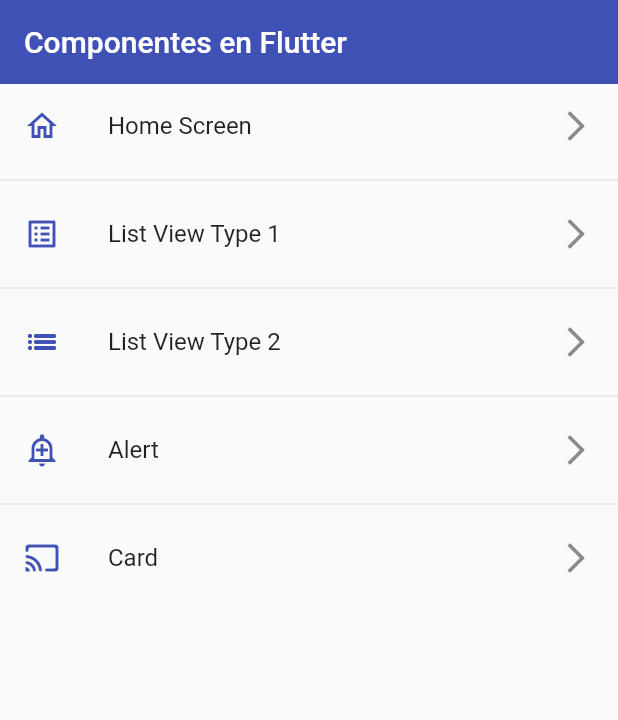
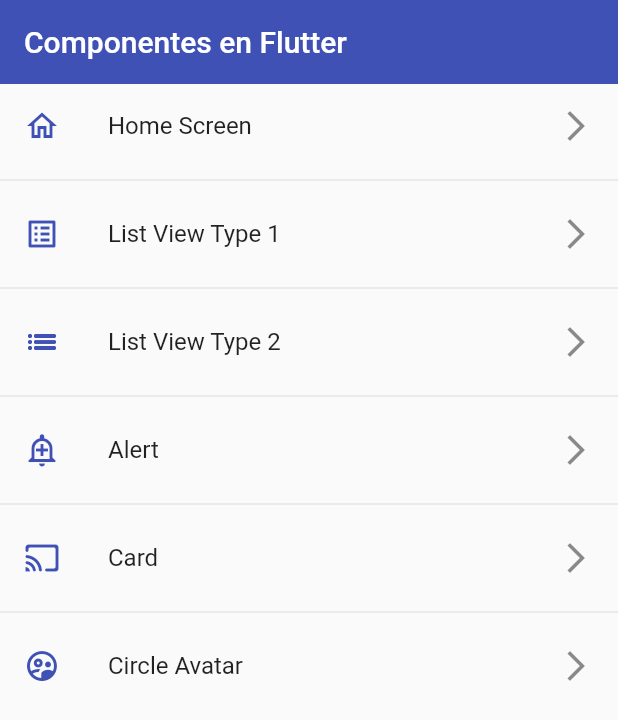
Before and after one commit to dicapisar/flutter-components, a Flutter app: the screen it shows after launch, on a phone screen of 412 x 824 dp. Shown: the top 720 px of the screen. Run offline on Flutter 3.47's test engine with Material 2 defaults, Android fonts, the phone set to English and light mode, and no system bars.

Commit message:
Aplicación de creación de circleAvaatar

```diff
--- a/lib/router/app_routes.dart
+++ b/lib/router/app_routes.dart
@@ -33,6 +33,11 @@ class AppRoutes {
         name: 'Card',
         screen: const CardScreen(),
         icon: Icons.cast_rounded),
+    MenuOption(
+        route: 'avatar',
+        name: 'Circle Avatar',
+        screen: const AvatarScreen(),
+        icon: Icons.supervised_user_circle_outlined),
   ];
 
   static Map<String, Widget Function(BuildContext)> getAppRutes() {
--- a/lib/screens/screens.dart
+++ b/lib/screens/screens.dart
@@ -3,3 +3,4 @@ export 'package:flutter_components/screens/card_screen.dart';
 export 'package:flutter_components/screens/listview1_screen.dart';
 export 'package:flutter_components/screens/listview2_screen.dart';
 export 'package:flutter_components/screens/home_screen.dart';
+export 'package:flutter_components/screens/avatar_screen.dart';
```
Also changed, not shown: lib/screens/avatar_screen.dart (added, +31 -0 lines).
